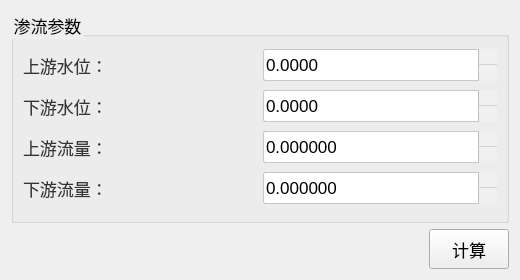
asd977/base_cae, file plugins/Base_Slover/SeepageWidget.ui: the form before one commit.
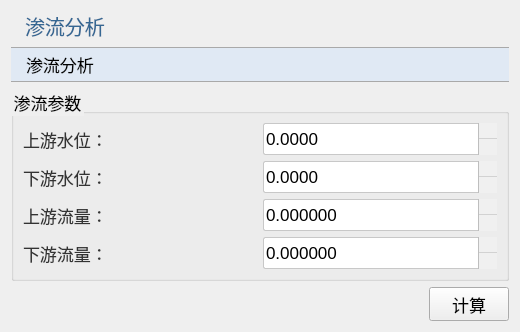
The form after the commit. Icons and pictures are not drawn.

The edit to the form file:
```diff
--- a/plugins/Base_Slover/SeepageWidget.ui
+++ b/plugins/Base_Slover/SeepageWidget.ui
@@ -112,6 +112,20 @@
 </string>
   </property>
   <layout class="QVBoxLayout" name="verticalLayout">
+   <item>
+    <widget class="QLabel" name="pageNameLabel">
+     <property name="text">
+      <string>渗流分析</string>
+     </property>
+    </widget>
+   </item>
+   <item>
+    <widget class="QPushButton" name="pushButton">
+     <property name="text">
+      <string>渗流分析</string>
+     </property>
+    </widget>
+   </item>
    <item>
     <widget class="QGroupBox" name="groupBoxParameters">
      <property name="title">
@@ -184,6 +198,19 @@
      </item>
     </layout>
    </item>
+   <item>
+    <spacer name="verticalSpacer">
+     <property name="orientation">
+      <enum>Qt::Vertical</enum>
+     </property>
+     <property name="sizeHint" stdset="0">
+      <size>
+       <width>20</width>
+       <height>40</height>
+      </size>
+     </property>
+    </spacer>
+   </item>
   </layout>
  </widget>
  <resources/>
```
